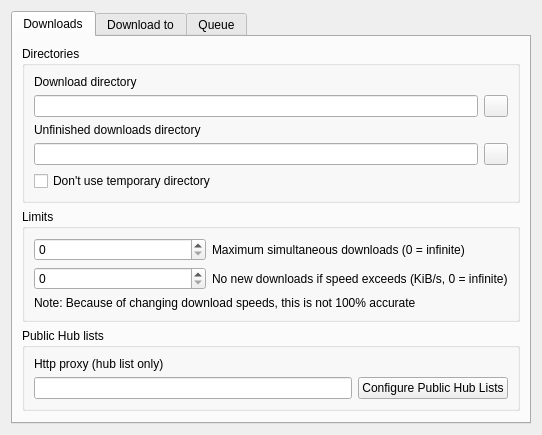
Before: the Qt Designer form eiskaltdcpp/ui/UISettingsDownloads.ui in eiskaltdcpp/eiskaltdcpp, drawn with Qt 5.
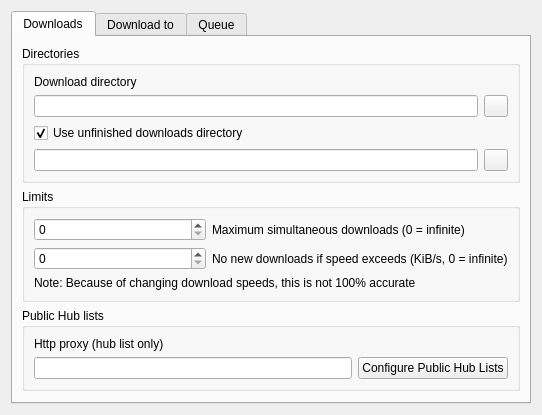
After: the same form once the commit is applied.

Commit message: usability enhancement in settings and magnet dialogs + translation update

```diff
--- a/eiskaltdcpp/ui/UISettingsDownloads.ui
+++ b/eiskaltdcpp/ui/UISettingsDownloads.ui
@@ -7,7 +7,7 @@
     <x>0</x>
     <y>0</y>
     <width>542</width>
-    <height>395</height>
+    <height>374</height>
    </rect>
   </property>
   <property name="windowTitle">
@@ -49,13 +49,6 @@
             </property>
            </widget>
           </item>
-          <item row="2" column="0">
-           <widget class="QLabel" name="label_2">
-            <property name="text">
-             <string>Unfinished downloads directory</string>
-            </property>
-           </widget>
-          </item>
           <item row="1" column="1">
            <widget class="QPushButton" name="pushButton_BROWSE">
             <property name="maximumSize">
@@ -82,10 +75,13 @@
             </property>
            </widget>
           </item>
-          <item row="4" column="0">
+          <item row="2" column="0">
            <widget class="QCheckBox" name="checkBox_NO_USE_TEMP_DIR">
             <property name="text">
-             <string>Don't use temporary directory</string>
+             <string>Use unfinished downloads directory</string>
+            </property>
+            <property name="checked">
+             <bool>true</bool>
             </property>
            </widget>
           </item>
```
Left out of the diff: 20 changed lines with no effect on the pictures. The commit also changes 4 other files.
